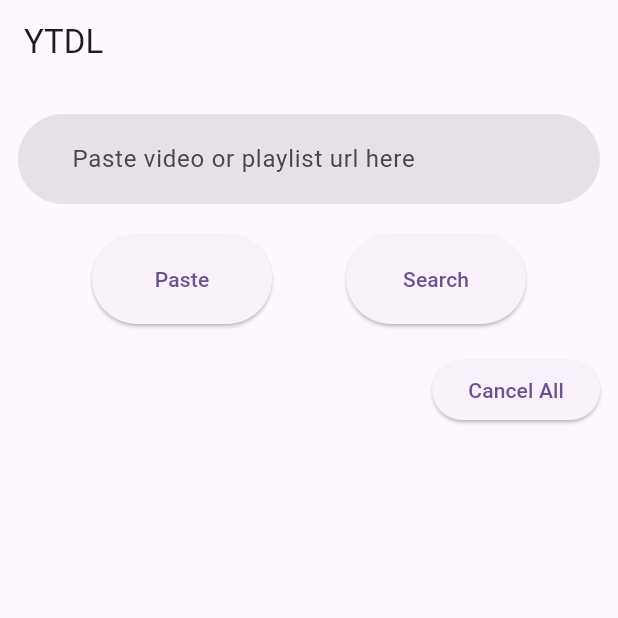
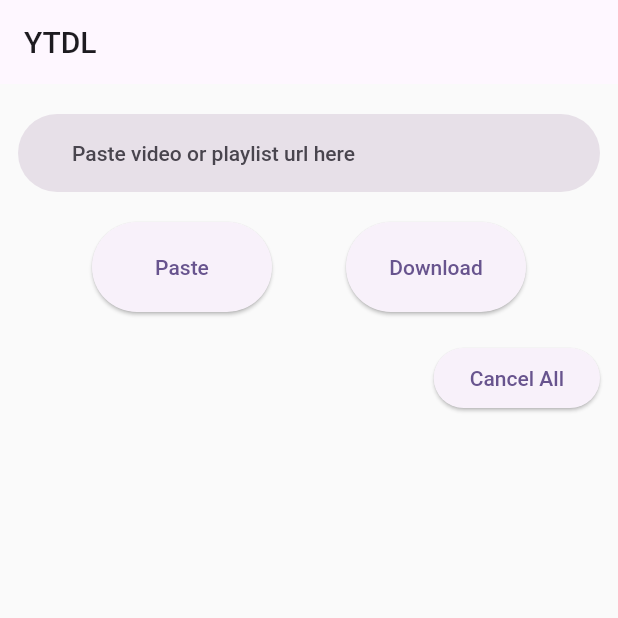
Before and after one commit to mustardian/YTDL, a Flutter app: the screen it shows after launch, on a phone screen of 412 x 824 dp, the top half of it. Run offline on Flutter 3.47's test engine with Material 2 defaults, Android fonts, the phone set to English and light mode, and no system bars; our stand-ins replace device_info_plus, permission_handler; missing offline and left inert: flutter_downloader, youtube_explode_dart.

```diff
--- a/lib/main.dart
+++ b/lib/main.dart
@@ -1,4 +1,6 @@
 import 'dart:collection';
+import 'dart:io';
+import 'package:device_info_plus/device_info_plus.dart';
 import 'package:flutter/material.dart';
 import 'package:flutter/services.dart';
 import 'package:flutter_downloader/flutter_downloader.dart';
@@ -20,10 +22,41 @@ class MyApp extends StatelessWidget {
   Widget build(BuildContext context) {
     return MaterialApp(
       title: 'YTDL',
-      theme: ThemeData(
+      theme: ThemeData.light().copyWith(
         colorScheme: ColorScheme.fromSeed(seedColor: Colors.deepPurple),
         useMaterial3: true,
       ),
+      darkTheme: ThemeData.dark().copyWith(
+        colorScheme: ColorScheme.fromSeed(seedColor: Colors.deepPurple),
+        useMaterial3: true,
+        appBarTheme: AppBarTheme(
+          color: Colors.black,
+          titleTextStyle: TextStyle(
+            color: Colors.white,
+            fontSize: 22
+          )
+        ),
+        inputDecorationTheme: InputDecorationTheme(
+          fillColor: Colors.black
+        ),
+        elevatedButtonTheme: ElevatedButtonThemeData(
+          style: ElevatedButton.styleFrom(
+            backgroundColor: Colors.black,
+            foregroundColor: Colors.white
+          )
+        ),
+        textTheme: TextTheme(
+          bodyLarge: TextStyle(
+            color: Colors.white
+          )
+        ),
+        listTileTheme: ListTileThemeData(
+          titleTextStyle: TextStyle(
+            color: Colors.white
+          ),
+        )
+      ),
+      themeMode: ThemeMode.system,
       home: const MyHomePage(),
     );
   }
@@ -58,6 +91,34 @@ class _MyHomePageState extends State<MyHomePage> {
     super.initState();
     checkAndRequestPermissions();
     FlutterDownloader.registerCallback(downloadCallback);
+  }
+  @pragma('vm:entry-point')
+  void downloadCallback(String id, int status, int progress) {
+    print("BOOM");
+    print(status);
+    if (status == DownloadTaskStatus.complete) {
+      // Download with task ID 'id' is complete
+      // You can perform any actions needed when a download is complete
+      // For example, start the next download if there are more tasks
+      // startNextDownload();
+      setState(() {
+        tasks.removeWhere((task) => task.taskId == id);
+      });
+      print(tasks);
+    } else if (status == DownloadTaskStatus.failed) {
+      // Handle download failure
+      print("HERE");
+      print(status);
+      setState(() {
+        tasks.removeWhere((task) => task.taskId == id);
+      });
+      print("Download failed for task ID: $id");
+    } else if (status == DownloadTaskStatus.canceled) {
+      // Handle download cancellation
+      print("Download canceled for task ID: $id");
+    }
+    // Update the progress for the ongoing downloads
+    // updateDownloadProgress(id, progress);
   }
 
   @override
@@ -109,7 +170,7 @@ class _MyHomePageState extends State<MyHomePage> {
                           await downloadVideoAsMp3(textEditingController.text);
                         }
                       },
-                      child: const Text("Search"),
+                      child: const Text("Download"),
                     ),
                   ),
                 ],
@@ -142,7 +203,7 @@ class _MyHomePageState extends State<MyHomePage> {
                     title: Text(task.title),
                     trailing: IconButton(
                       onPressed: () => cancelDownload(task.taskId),
-                      icon: const Icon(Icons.clear),
+                      icon: Icon(Icons.clear, color: Theme.of(context).iconTheme.color,),
                     ),
                   );
                 },
@@ -154,36 +215,13 @@ class _MyHomePageState extends State<MyHomePage> {
     );
   }
 
-  void downloadCallback(String id, int status, int progress) {
-    if (status == DownloadTaskStatus.complete) {
-      // Download with task ID 'id' is complete
-      // You can perform any actions needed when a download is complete
-      // For example, start the next download if there are more tasks
-      startNextDownload();
-      setState(() {
-        tasks.removeWhere((task) => task.taskId == id);
-      });
-    } else if (status == DownloadTaskStatus.failed) {
-      // Handle download failure
-      print(status);
-      setState(() {
-        tasks.removeWhere((task) => task.taskId == id);
-      });
-      print("Download failed for task ID: $id");
-    } else if (status == DownloadTaskStatus.canceled) {
-      // Handle download cancellation
-      print("Download canceled for task ID: $id");
-    }
-    // Update the progress for the ongoing downloads
-    // updateDownloadProgress(id, progress);
-  }
 
   Future<void> startNextDownload() async {
     // Check if there are more tasks in the queue
-    if (tasksQueue.isNotEmpty) {
-      var nextTask = tasksQueue.removeFirst();
-      // await downloadAudio(nextTask.url, nextTask.title);
-    }
+    // if (tasksQueue.isNotEmpty) {
+    //   var nextTask = tasksQueue.removeFirst();
+    //   // await downloadAudio(nextTask.url, nextTask.title);
+    // }
   }
 
   Future<void> downloadVideoAsMp3(String videoUrl) async {
@@ -270,17 +308,18 @@ class _MyHomePageState extends State<MyHomePage> {
 
   Future<void> checkAndRequestPermissions() async {
     try {
-      var storageStatus = await Permission.manageExternalStorage.status;
+      PermissionStatus status;
+      DeviceInfoPlugin deviceInfo = DeviceInfoPlugin();
+      AndroidDeviceInfo androidInfo = await deviceInfo.androidInfo;
+
+      var storageStatus = await Permission.storage.status;
+
 
       if (!storageStatus.isGranted) {
-        var storageResult = await Permission.manageExternalStorage.request();
-
-        if (storageResult != PermissionStatus.granted) {
-          Map<Permission, PermissionStatus> statuses = await [
-            Permission.storage,
-            Permission.manageExternalStorage,
-          ].request();
-          print("Storage permission denied or restricted");
+        if ((androidInfo.version.sdkInt) >= 33) {
+          status = await Permission.manageExternalStorage.request();
+        } else {
+          status = await Permission.storage.request();
         }
       }
 
--- a/pubspec.yaml
+++ b/pubspec.yaml
@@ -32,6 +32,7 @@ dependencies:
     sdk: flutter
 
   permission_handler: ^11.0.1
+  device_info_plus: ^9.1.0
   youtube_explode_dart: ^2.0.2
   flutter_downloader: ^1.11.4
   # The following adds the Cupertino Icons font to your application.
```
Also changed, not shown: 2 other files.
